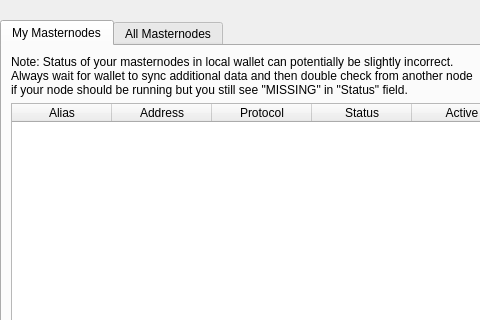
Qt form src/qt/forms/masternodelist.ui (ctscoin/ctsc-core-v3) before a commit; both pictures show x 0 to 480 and y 0 to 320 of the 723 by 457 pixel window.
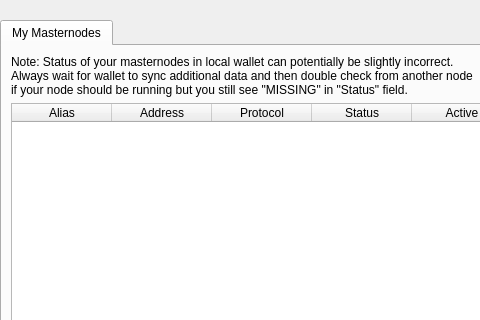
The same form after that commit.

Commit message: Remove all masternodes tab

The edit to the form file:
```diff
--- a/src/qt/forms/masternodelist.ui
+++ b/src/qt/forms/masternodelist.ui
@@ -242,7 +242,7 @@
          </item>
         </layout>
        </widget>
-       <widget class="QWidget" name="tabAllMasternodes">
+       <!-- <widget class="QWidget" name="tabAllMasternodes">
         <attribute name="title">
          <string>All Masternodes</string>
         </attribute>
@@ -385,7 +385,7 @@
           </layout>
          </item>
         </layout>
-       </widget>
+       </widget> -->
       </widget>
      </item>
     </layout>
```
The commit also changes 2 other files.
